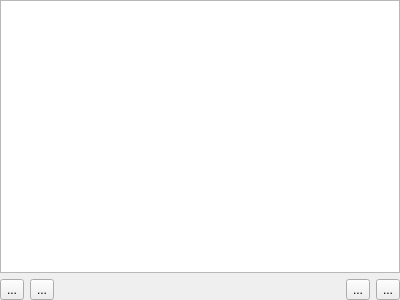
Old version of the form plugins/textshape/dialogs/StylesWidget.ui in the repository KDE/krita.
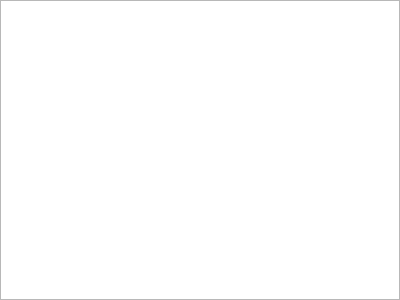
New version of the form.

Commit message:
Make the styles widget sort of usable
You can now click and apply a style

```diff
--- a/plugins/textshape/dialogs/StylesWidget.ui
+++ b/plugins/textshape/dialogs/StylesWidget.ui
@@ -14,56 +14,10 @@
    <property name="margin">
     <number>0</number>
    </property>
-   <item row="1" column="0">
-    <widget class="QToolButton" name="applyStyle">
-     <property name="toolTip">
-      <string>Apply selected style to text</string>
-     </property>
-     <property name="text">
-      <string>...</string>
-     </property>
-    </widget>
-   </item>
-   <item row="1" column="1">
-    <widget class="QToolButton" name="modifyStyle">
-     <property name="toolTip">
-      <string>Show properties</string>
-     </property>
-     <property name="text">
-      <string>...</string>
-     </property>
-    </widget>
-   </item>
-   <item row="1" column="2">
-    <spacer name="spacer">
-     <property name="orientation">
-      <enum>Qt::Horizontal</enum>
-     </property>
-     <property name="sizeHint" stdset="0">
-      <size>
-       <width>1</width>
-       <height>0</height>
-      </size>
-     </property>
-    </spacer>
-   </item>
-   <item row="1" column="3">
-    <widget class="QToolButton" name="newStyle">
-     <property name="toolTip">
-      <string>Add a new style</string>
-     </property>
-     <property name="text">
-      <string>...</string>
-     </property>
-    </widget>
-   </item>
-   <item row="0" column="0" colspan="5">
-    <widget class="QListView" name="stylesView"/>
-   </item>
-   <item row="1" column="4">
-    <widget class="QToolButton" name="deleteStyle">
-     <property name="text">
-      <string>...</string>
+   <item row="0" column="0" colspan="2">
+    <widget class="QListView" name="stylesView">
+     <property name="horizontalScrollBarPolicy">
+      <enum>Qt::ScrollBarAlwaysOff</enum>
      </property>
     </widget>
    </item>
```
The commit also changes 7 other files.
